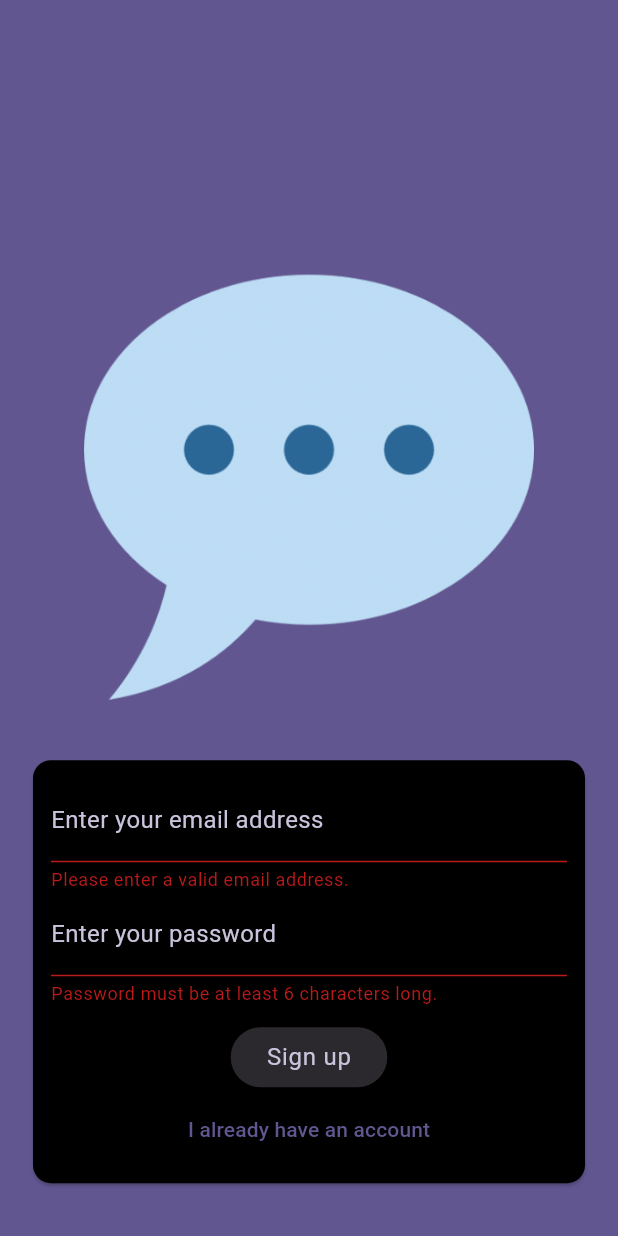
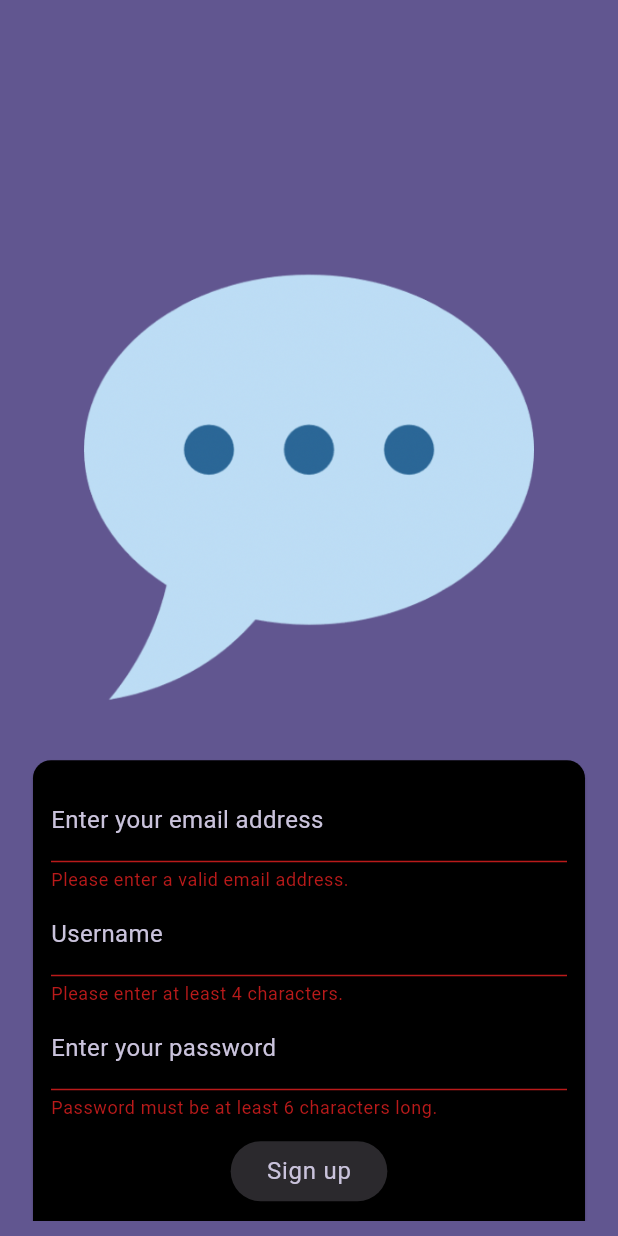
Before and after one commit to S-at-yam/Messenger, a Flutter app: the screen it shows after launch, after a tap on "Sign in", after a tap on "Create an account", after a tap on "Sign up", on a phone screen of 412 x 824 dp. Run offline on Flutter 3.47's test engine with Material 3 defaults, Android fonts, the phone set to English and light mode, and no system bars; our stand-ins replace cloud_firestore, firebase_auth, firebase_core; accounts and stored records are empty.

Commit message:
added chatting feature

```diff
--- a/lib/screens/auth_screen.dart
+++ b/lib/screens/auth_screen.dart
@@ -1,5 +1,6 @@
 import 'package:flutter/material.dart';
 import 'package:firebase_auth/firebase_auth.dart';
+import 'package:cloud_firestore/cloud_firestore.dart';
 
 final _firebase = FirebaseAuth.instance;
 
@@ -17,6 +18,7 @@ class _AuthScreenState extends State<AuthScreen> {
   var _isLogin = true;
   var _enteredEmail = '';
   var _enteredPassword = '';
+  var _enteredUsername = '';
 
   void _submit() async {
     final isValid = _form.currentState!.validate();
@@ -28,19 +30,23 @@ class _AuthScreenState extends State<AuthScreen> {
     }
 
     try {
+      UserCredential userCredentials;
       if (_isLogin) {
-        final UserCredentials = await _firebase.signInWithEmailAndPassword(
+        userCredentials = await _firebase.signInWithEmailAndPassword(
           email: _enteredEmail,
           password: _enteredPassword,
         );
-
-        print(UserCredentials);
       } else {
-        final UserCredentials = await _firebase.createUserWithEmailAndPassword(
+        userCredentials = await _firebase.createUserWithEmailAndPassword(
           email: _enteredEmail,
           password: _enteredPassword,
         );
       }
+
+      await FirebaseFirestore.instance
+          .collection('users')
+          .doc(userCredentials.user!.uid)
+          .set({'email': _enteredEmail, 'username': _enteredUsername});
     } on FirebaseAuthException catch (error) {
       ScaffoldMessenger.of(context).clearSnackBars();
       ScaffoldMessenger.of(context).showSnackBar(
@@ -112,6 +118,37 @@ class _AuthScreenState extends State<AuthScreen> {
                               _enteredEmail = value!;
                             },
                           ),
+                          if (!_isLogin)
+                            TextFormField(
+                              decoration: InputDecoration(
+                                labelText: 'Username',
+                                labelStyle: Theme.of(
+                                  context,
+                                ).textTheme.bodyMedium!.copyWith(
+                                  color:
+                                      Theme.of(
+                                        context,
+                                      ).colorScheme.secondaryFixedDim,
+                                  fontSize: 16,
+                                ),
+                              ),
+                              style: Theme.of(context).textTheme.bodyLarge!
+                                  .copyWith(color: Colors.amber),
+                              textCapitalization: TextCapitalization.none,
+                              validator: (value) {
+                                if (value == null ||
+                                    value.isEmpty ||
+                                    value.trim().length < 4) {
+                                  return 'Please enter at least 4 characters.';
+                                }
+                                return null;
+                              },
+
+                              onSaved: (value) {
+                                _enteredUsername = value!;
+                              },
+                            ),
+
                           TextFormField(
                             obscureText: true,
                             style: Theme.of(context).textTheme.bodyLarge!
--- a/lib/screens/chat_screen.dart
+++ b/lib/screens/chat_screen.dart
@@ -1,3 +1,5 @@
+import 'package:chat_app/widgets/chat_message.dart';
+import 'package:chat_app/widgets/new_message.dart';
 import 'package:firebase_auth/firebase_auth.dart';
 import 'package:flutter/material.dart';
 
@@ -17,7 +19,7 @@ class ChatScreen extends StatelessWidget {
           ),
         ],
       ),
-      body: Center(child: Text('Logged in')),
+      body: Column(children: [Expanded(child: ChatMessage()), NewMessage()]),
     );
   }
 }
--- a/pubspec.yaml
+++ b/pubspec.yaml
@@ -36,6 +36,7 @@ dependencies:
   cupertino_icons: ^1.0.8
   firebase_core: ^3.13.0
   firebase_auth: ^5.5.2
+  cloud_firestore: ^5.6.6
 
 dev_dependencies:
   flutter_test:
```
Also changed, not shown: lib/widgets/chat_message.dart (added, +66 -0 lines), lib/widgets/message_bubble.dart (added, +134 -0 lines), lib/widgets/new_message.dart (added, +58 -0 lines), pubspec.lock, 3 other files.
